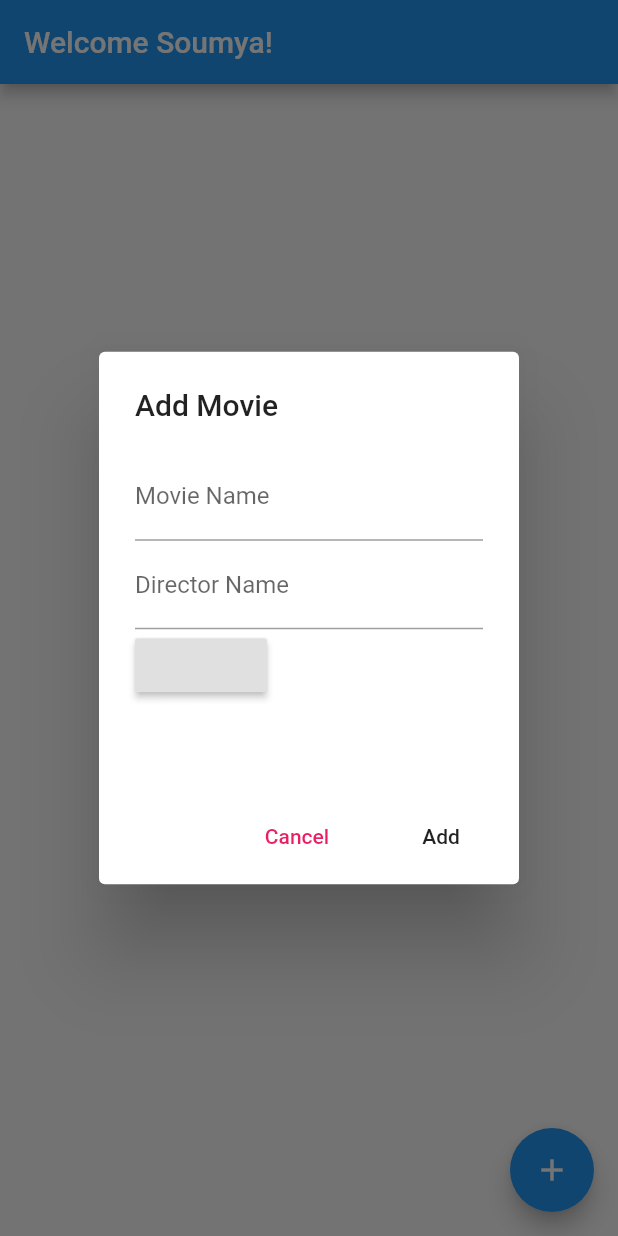
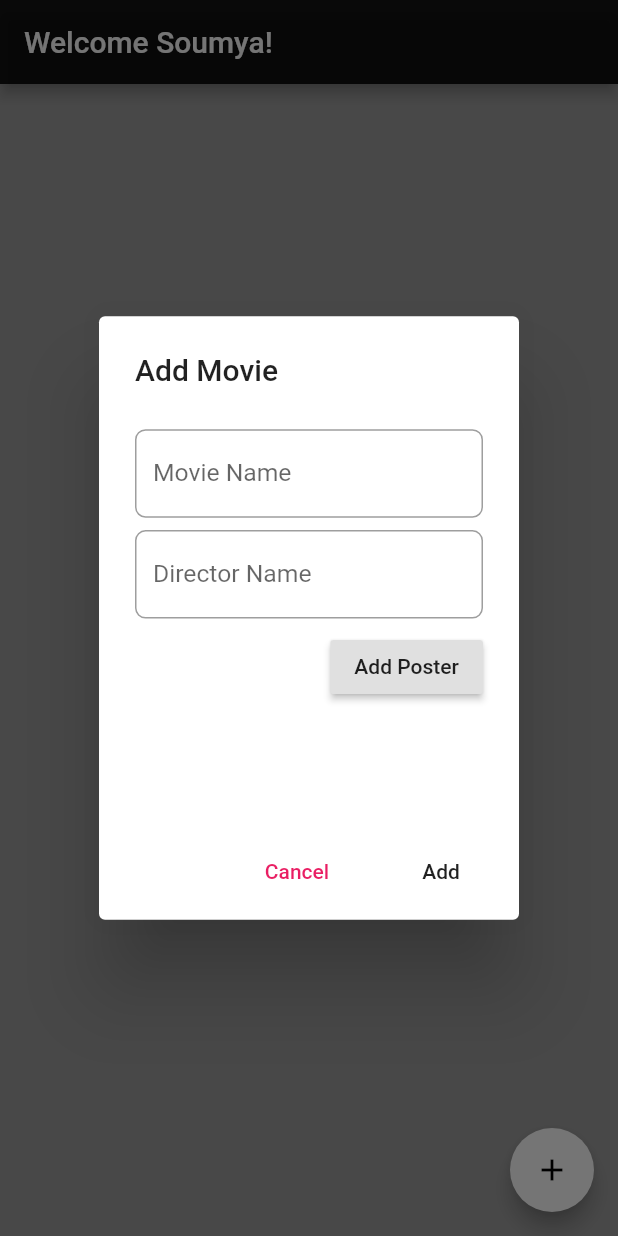
Before and after one commit to sg23x/moviebuddy, a Flutter app: the screen it shows after launch, after a tap on the "add" icon, on a phone screen of 412 x 824 dp. Run offline on Flutter 3.47's test engine with Material 2 defaults, Android fonts, the phone set to English and light mode, and no system bars; our stand-ins replace hive, hive_flutter, image_picker; accounts and stored records are empty; generated files the repository leaves out were written again.

Commit message:
redesigned UI

```diff
--- a/lib/screens/homepage.dart
+++ b/lib/screens/homepage.dart
@@ -15,7 +15,7 @@ class HomePage extends StatefulWidget {
 class _HomePageState extends State<HomePage> {
   List moviesList = [];
   ScrollController _scrollController = new ScrollController();
-  int itemSetLength = 10;
+  int itemSetLength = 5;
   String posterImage;
 
   @override
@@ -25,7 +25,7 @@ class _HomePageState extends State<HomePage> {
         if (_scrollController.offset >=
             _scrollController.position.maxScrollExtent) {
           setState(() {
-            itemSetLength += 10;
+            itemSetLength += 5;
           });
         }
       },
@@ -113,32 +113,74 @@ class _HomePageState extends State<HomePage> {
         return AlertDialog(
           title: Text(type == "add" ? 'Add Movie' : 'Edit Movie'),
           content: Container(
-            height: 200,
+            height: MediaQuery.of(context).size.height * 0.3,
             child: Column(
               children: [
-                TextFormField(
+                SizedBox(
+                  height: MediaQuery.of(context).size.height * 0.01,
+                ),
+                Theme(
+                  data: ThemeData(
+                    primaryColor: Colors.grey,
+                  ),
+                  child: TextFormField(
                     initialValue: _movName,
+                    textCapitalization: TextCapitalization.words,
+                    style: TextStyle(
+                      color: Colors.black,
+                      fontSize: MediaQuery.of(context).size.height * 0.02,
+                    ),
                     decoration: InputDecoration(
+                      counterText: '',
                       labelText: 'Movie Name',
+                      border: OutlineInputBorder(
+                        borderRadius: BorderRadius.circular(
+                          7,
+                        ),
+                      ),
                     ),
                     onChanged: (val) {
                       _movName = val;
                     },
                   ),
-                TextFormField(
+                ),
+                SizedBox(
+                  height: MediaQuery.of(context).size.height * 0.01,
+                ),
+                Theme(
+                  data: ThemeData(
+                    primaryColor: Colors.grey,
+                  ),
+                  child: TextFormField(
                     initialValue: _dirName,
+                    textCapitalization: TextCapitalization.words,
+                    style: TextStyle(
+                      color: Colors.black,
+                      fontSize: MediaQuery.of(context).size.height * 0.02,
+                    ),
                     decoration: InputDecoration(
+                      counterText: '',
                       labelText: 'Director Name',
+                      border: OutlineInputBorder(
+                        borderRadius: BorderRadius.circular(
+                          7,
+                        ),
+                      ),
                     ),
                     onChanged: (val) {
                       _dirName = val;
                     },
                   ),
+                ),
+                SizedBox(
+                  height: MediaQuery.of(context).size.height * 0.01,
+                ),
                 Row(
+                  mainAxisAlignment: MainAxisAlignment.spaceBetween,
                   children: [
                     box != null
                         ? Container(
-                            height: 100,
+                            height: MediaQuery.of(context).size.height * 0.1,
                             child: Image.file(
                               File(
                                 box.getAt(index).posterImage,
@@ -148,6 +190,7 @@ class _HomePageState extends State<HomePage> {
                           )
                         : SizedBox(),
                     RaisedButton(
+                      child: Text(type == "add" ? 'Add Poster' : "Edit Poster"),
                       onPressed: () {
                         pickImg();
                       },
@@ -195,9 +238,13 @@ class _HomePageState extends State<HomePage> {
 
   @override
   Widget build(BuildContext context) {
+    double height = MediaQuery.of(context).size.height;
+    double width = MediaQuery.of(context).size.width;
     return Scaffold(
+      backgroundColor: Colors.grey,
       appBar: AppBar(
         title: Text('Welcome Soumya!'),
+        backgroundColor: Colors.black87,
       ),
       body: ValueListenableBuilder(
         valueListenable: Hive.box<Movie>('movies').listenable(),
@@ -233,8 +280,10 @@ class _HomePageState extends State<HomePage> {
         },
       ),
       floatingActionButton: FloatingActionButton(
+        backgroundColor: Colors.white,
         child: Icon(
           Icons.add,
+          color: Colors.black,
         ),
         onPressed: () => editMovieItem(type: 'add'),
       ),
```
Also changed, not shown: lib/widgets/movieListItem.dart (+74 -15 lines). Lines whose indentation alone changed are shown as unchanged.
